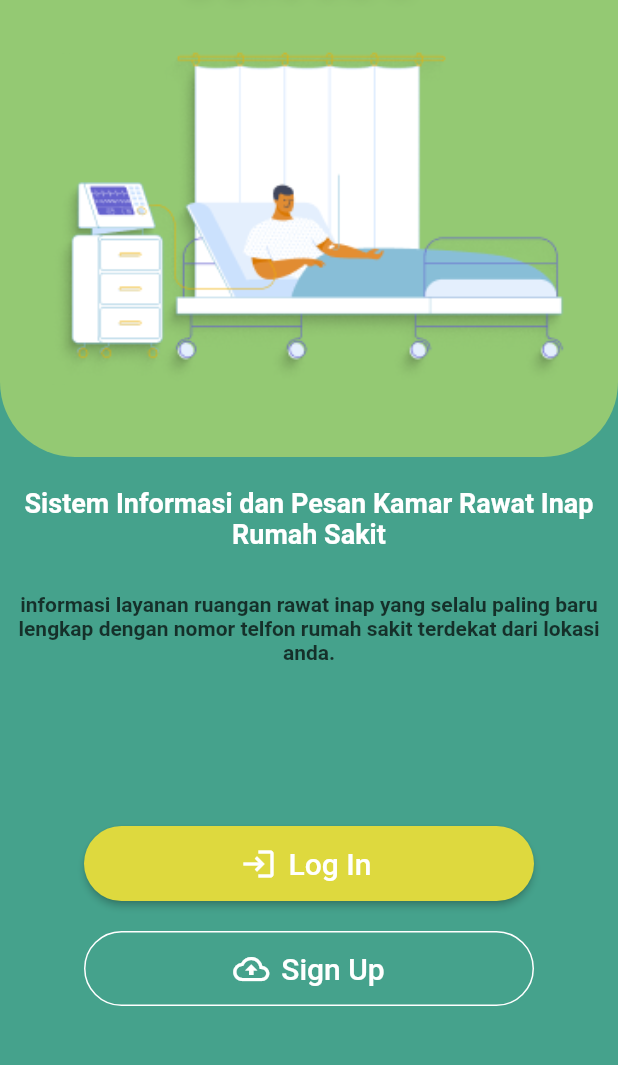
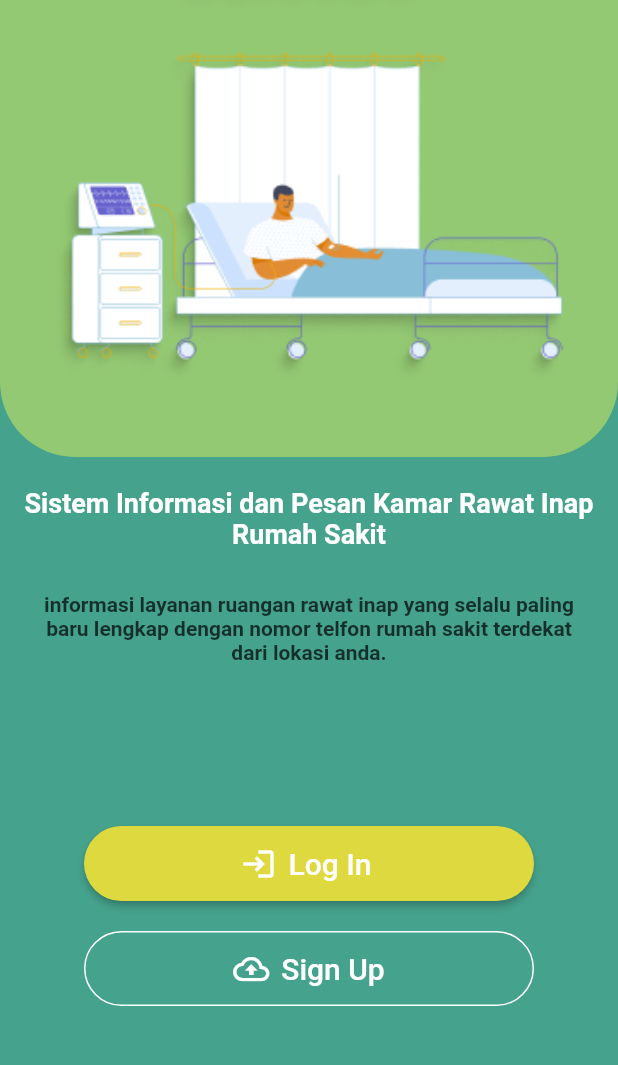
Before and after one commit to Thecaracter/UI_Sistem-Informasi_Rawat-Inap, a Flutter app: the screen it shows after launch, on a phone screen of 412 x 824 dp, the part 161-1226 px from its top. Run offline on Flutter 3.47's test engine with Material 2 defaults, Android fonts, the phone set to English and light mode, and no system bars; our stand-ins replace dio, table_calendar; Roboto replaces fonts that are missing (Poopins).

Commit message:
Update onboarding.dart

```diff
--- a/lib/onboarding.dart
+++ b/lib/onboarding.dart
@@ -91,6 +91,8 @@ class _OnBoardingState extends State<OnBoarding> {
             child: Align(
               alignment: Alignment.center,
               child: Center(
+                child: Padding(
+                  padding: const EdgeInsets.only(left: 10, right: 10),
                   child: Text(
                     "informasi layanan ruangan rawat inap yang selalu paling baru lengkap dengan nomor telfon rumah sakit terdekat dari lokasi anda.",
                     textAlign: TextAlign.center,
@@ -100,6 +102,7 @@ class _OnBoardingState extends State<OnBoarding> {
                       fontWeight: FontWeight.bold,
                       fontFamily: "Poopins",
                       color: Colors.black.withOpacity(0.7),
+                    ),
                   ),
                 ),
               ),
```
Lines whose indentation alone changed are shown as unchanged.
